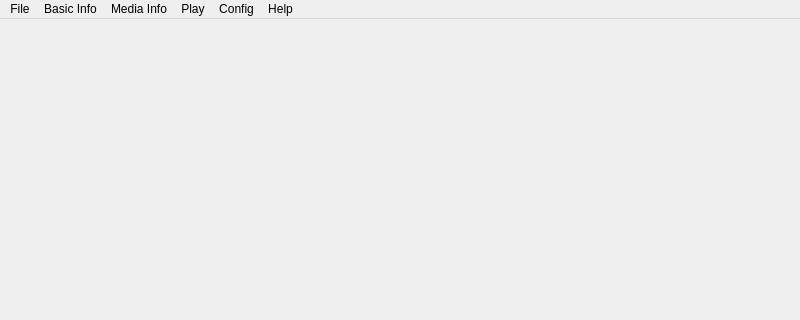
Qt form mainwindow.ui (SunStorm2018/media-debuger) before a commit; both pictures show x 0 to 800 and y 0 to 320 of the 800 by 500 pixel window.
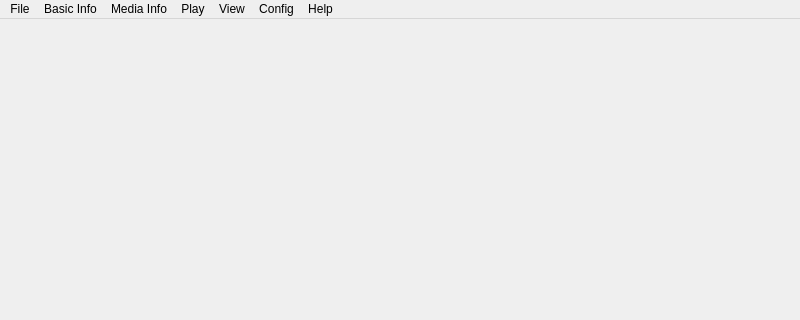
The same form after that commit.

Commit message:
feat: add view control widget hide or show
- add dock widget to menu view
- finish the control for wg

Diff of the .ui file:
```diff
--- a/mainwindow.ui
+++ b/mainwindow.ui
@@ -20,7 +20,7 @@
      <x>0</x>
      <y>0</y>
      <width>800</width>
-     <height>23</height>
+     <height>27</height>
     </rect>
    </property>
    <widget class="QMenu" name="menuBasic_Info">
@@ -123,10 +123,21 @@
     <addaction name="actionHelp"/>
     <addaction name="separator"/>
    </widget>
+   <widget class="QMenu" name="menuView">
+    <property name="title">
+     <string>View</string>
+    </property>
+    <addaction name="actionFiles"/>
+    <addaction name="actionFolders"/>
+    <addaction name="separator"/>
+    <addaction name="actionLog"/>
+    <addaction name="actionPlayer"/>
+   </widget>
    <addaction name="menuFile"/>
    <addaction name="menuBasic_Info"/>
    <addaction name="menuMedia_Info"/>
    <addaction name="menuPlay"/>
+   <addaction name="menuView"/>
    <addaction name="menuConfig"/>
    <addaction name="menuHelp"/>
   </widget>
```
Left out of the diff: 9 changed lines with no effect on the pictures. The commit also changes 3 other files.
